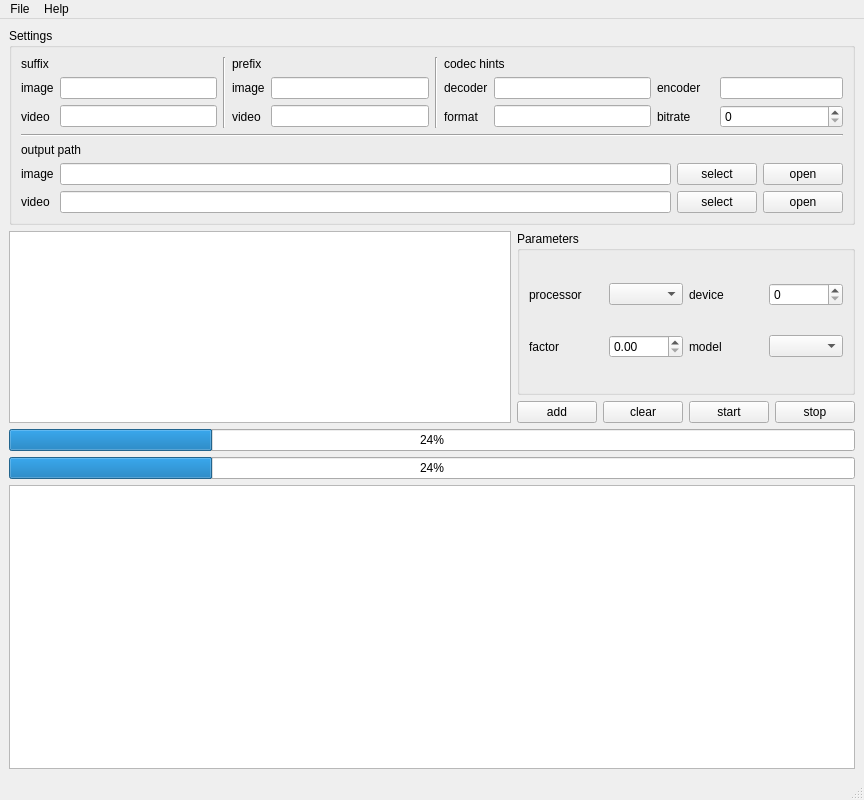
Above: gui/ui/MainWindow.ui from TianZerL/Anime4KCPP before the change. Below: the same form after it.
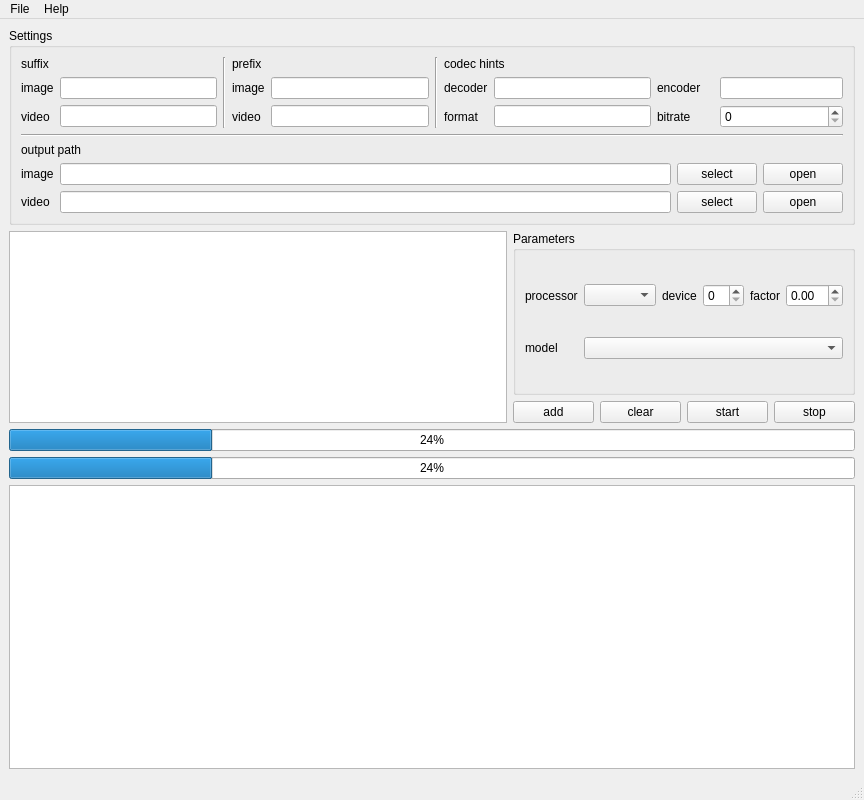
That is the form after the change.

Diff of the .ui file:
```diff
--- a/gui/ui/MainWindow.ui
+++ b/gui/ui/MainWindow.ui
@@ -250,28 +250,28 @@
          </property>
         </widget>
        </item>
-       <item row="1" column="0">
+       <item row="0" column="4">
         <widget class="QLabel" name="label_factor">
          <property name="text">
           <string>factor</string>
          </property>
         </widget>
        </item>
-       <item row="1" column="1">
+       <item row="0" column="5">
         <widget class="QDoubleSpinBox" name="double_spin_box_factor">
          <property name="toolTip">
           <string>Upscaling factor for each dimension.</string>
          </property>
         </widget>
        </item>
-       <item row="1" column="2">
+       <item row="1" column="0">
         <widget class="QLabel" name="label_model">
          <property name="text">
           <string>model</string>
          </property>
         </widget>
        </item>
-       <item row="1" column="3">
+       <item row="1" column="1" colspan="5">
         <widget class="QComboBox" name="combo_box_model"/>
        </item>
       </layout>
```
